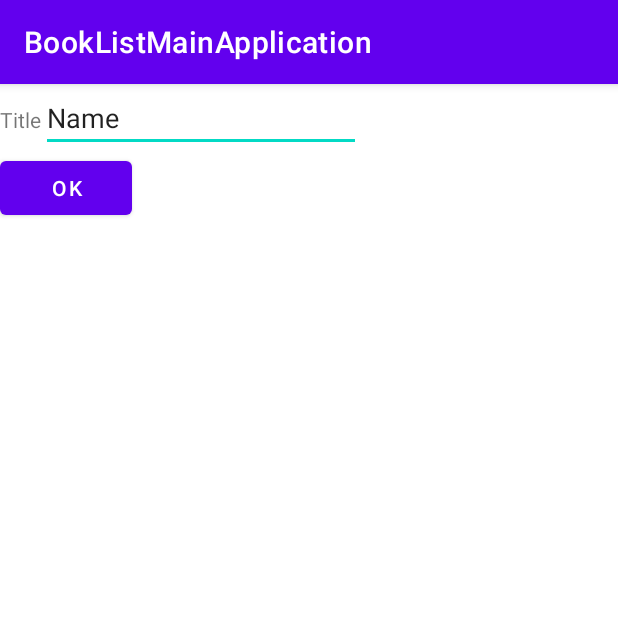
After one commit to sheepna/BookListMainApplication, an Android app: the InputBookActivity screen opened directly, with no data from a screen before it, on a phone screen of 412 x 824 dp, the top half of it. The commit adds this screen. Run offline under Robolectric (Android 15) with nearby library versions, the phone set to English and light mode, and no system bars.

Commit message:
input activity. context menu delete

```diff
--- /dev/null
+++ b/app/src/main/java/com/jnu/booklistmainapplication/InputBookActivity.java
@@ -0,0 +1,37 @@
+package com.jnu.booklistmainapplication;
+
+import androidx.appcompat.app.AppCompatActivity;
+
+import android.content.Intent;
+import android.os.Bundle;
+import android.view.View;
+import android.widget.Button;
+import android.widget.EditText;
+
+public class InputBookActivity extends AppCompatActivity {
+
+    public static final int RESULT_CODE_SUCCESS = 666;
+
+    @Override
+    protected void onCreate(Bundle savedInstanceState) {
+        super.onCreate(savedInstanceState);
+        setContentView(R.layout.activity_input_book);
+
+        EditText editTextTitle=findViewById(R.id.edittext_book_item_title);
+        //EditText editTextPrice=findViewById(R.id.edittext_book_item_price);
+        Button buttonok=findViewById(R.id.button_ok);
+        buttonok.setOnClickListener(new View.OnClickListener() {
+            @Override
+            public void onClick(View view) {
+                Intent intent=new Intent();
+                Bundle bundle=new Bundle();
+                bundle.putString("title",editTextTitle.getText().toString());
+                //double price=Double.parseDouble(editTextPrice.getText().toString());
+                //bundle.putDouble("price",price);
+                intent.putExtras(bundle);//intent中使用bundle打包大量数据，少量可以直接使用bundle.put~
+                setResult(RESULT_CODE_SUCCESS,intent);//使用setResult返回
+                InputBookActivity.this.finish();//关掉窗口
+            }
+        });
+    }
+}
--- /dev/null
+++ b/app/src/main/res/layout/activity_input_book.xml
@@ -0,0 +1,43 @@
+<?xml version="1.0" encoding="utf-8"?>
+<FrameLayout xmlns:android="http://schemas.android.com/apk/res/android"
+    xmlns:app="http://schemas.android.com/apk/res-auto"
+    xmlns:tools="http://schemas.android.com/tools"
+    android:layout_width="match_parent"
+    android:layout_height="wrap_content">
+
+    <LinearLayout
+        android:layout_width="match_parent"
+        android:layout_height="wrap_content" android:orientation="vertical"
+        >
+        <LinearLayout
+            android:layout_width="match_parent"
+            android:layout_height="wrap_content" android:orientation="horizontal"
+            >
+            <TextView
+                android:id="@+id/textViewTile"
+                android:layout_width="wrap_content"
+                android:layout_height="wrap_content"
+                android:text="Title"
+                tools:layout_editor_absoluteX="97dp"
+                tools:layout_editor_absoluteY="225dp" />
+
+            <EditText
+                android:id="@+id/edittext_book_item_title"
+                android:layout_width="wrap_content"
+                android:layout_height="wrap_content"
+                android:ems="10"
+                android:inputType="textPersonName"
+                android:text="Name"
+                tools:layout_editor_absoluteX="165dp"
+                tools:layout_editor_absoluteY="217dp" />
+        </LinearLayout>
+        <LinearLayout
+            android:layout_width="match_parent"
+            android:layout_height="wrap_content" android:orientation="horizontal"
+            />
+        <Button
+            android:id="@+id/button_ok"
+            android:layout_width="wrap_content"
+            android:layout_height="wrap_content" android:text="Ok"></Button>
+    </LinearLayout>
+</FrameLayout>
--- a/app/src/main/res/values/strings.xml
+++ b/app/src/main/res/values/strings.xml
@@ -2,4 +2,7 @@
     <string name="app_name">BookListMainApplication</string>
     <string name="textview">TextView</string>
     <string name="todo">TODO</string>
+    <string name="textviewName">TextView</string>
+    <string name="ok">Button</string>
+    <string name="price">Name</string>
 </resources>
```
Also changed, not shown: app/src/main/AndroidManifest.xml (+6 -3 lines), app/src/main/java/com/jnu/booklistmainapplication/BookListMainActivity.java (+79 -3 lines), app/src/main/java/com/jnu/booklistmainapplication/data/BookItem.java (added, +45 -0 lines).
